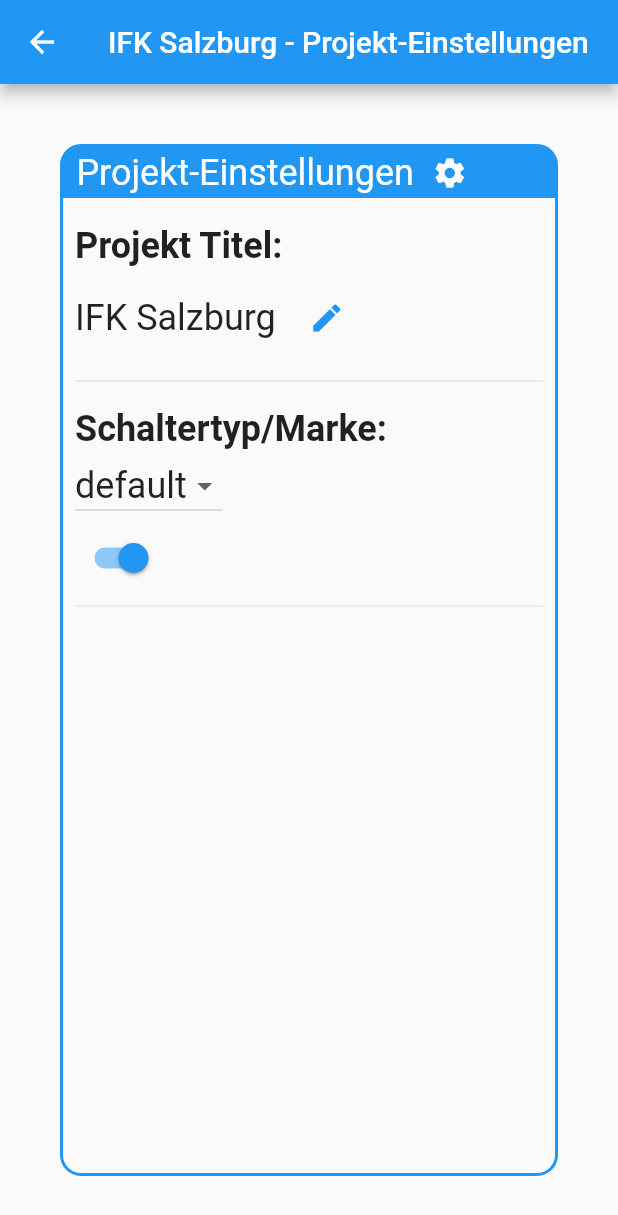
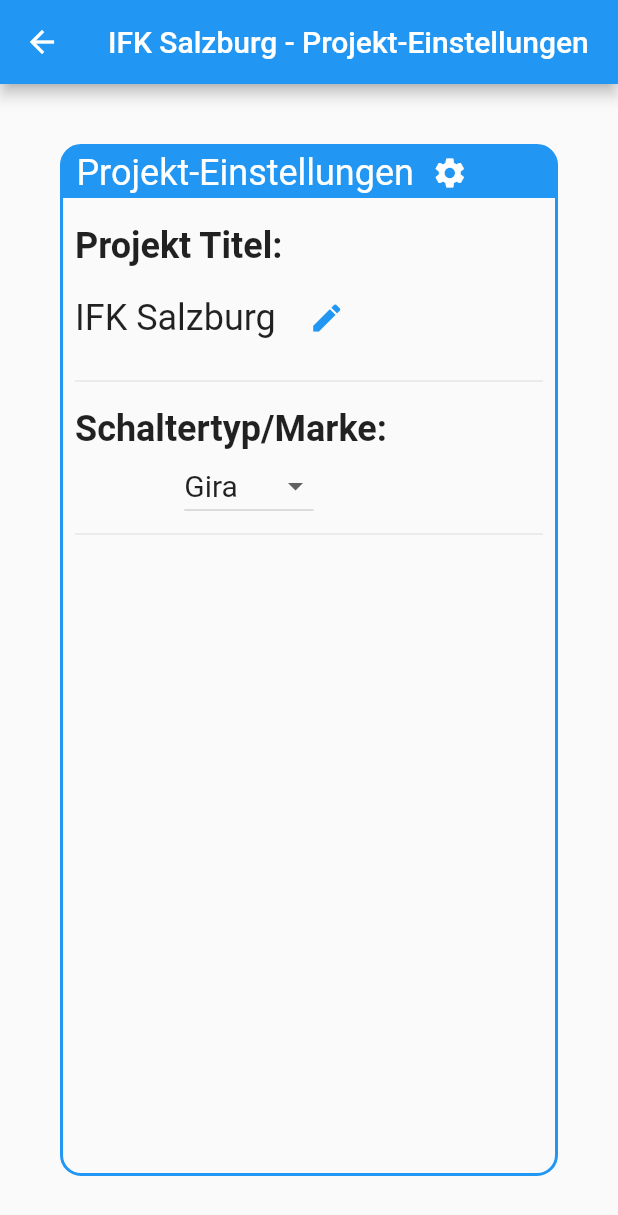
Before and after one commit to ThreeLakeGames/knx_keybinding_tool, a Flutter app: the ProjectSettingsScreen screen opened by its route, on a phone screen of 412 x 824 dp. Shown: the top 1215 px of the screen. Run offline on Flutter 3.47's test engine with Material 2 defaults, Android fonts, the phone set to English and light mode, and no system bars; our stand-ins replace pdf, printing.

Commit message:
Image Support - Able to change Image-brands in Project Settings

```diff
--- a/lib/provider/switch_combination_item_data.dart
+++ b/lib/provider/switch_combination_item_data.dart
@@ -17,4 +17,10 @@ class SwitchCombinationItemData with ChangeNotifier {
       "switch_data": switchData,
     };
   }
+
+  void updateSwitchItems(String currentBrand) {
+    switchList.forEach((switchItem) {
+      switchItem.updateSwitchType(currentBrand);
+    });
+  }
 }
--- a/lib/screens/project_settings_screen.dart
+++ b/lib/screens/project_settings_screen.dart
@@ -1,6 +1,5 @@
 import 'package:flutter/material.dart';
 import 'package:knx_keybinding_tool/provider/main_area_data.dart';
-import 'package:knx_keybinding_tool/provider/switch_combination_item_data.dart';
 import 'package:provider/provider.dart';
 
 class ProjectSettingsScreen extends StatefulWidget {
@@ -13,15 +12,22 @@ class ProjectSettingsScreen extends StatefulWidget {
 class _ProjectSettingsScreenState extends State<ProjectSettingsScreen> {
   List<DropdownMenuItem> brandItems = [
     DropdownMenuItem(
-      child: Text("default", style: TextStyle(fontSize: 24)),
+      child: Text("default", style: TextStyle(fontSize: 20)),
       value: "default",
     ),
     DropdownMenuItem(
       child: Text(
         "Berker",
-        style: TextStyle(fontSize: 24),
+        style: TextStyle(fontSize: 20),
       ),
-      value: "berker",
+      value: "Berker",
+    ),
+    DropdownMenuItem(
+      child: Text(
+        "Gira",
+        style: TextStyle(fontSize: 20),
+      ),
+      value: "Gira",
     ),
   ];
 
@@ -55,11 +61,45 @@ class _ProjectSettingsScreenState extends State<ProjectSettingsScreen> {
         child: Column(
           crossAxisAlignment: CrossAxisAlignment.start,
           children: [
-            Container(
+            _buildSettingsBar(),
+            LayoutBuilder(
+              builder: (ctx, constraints) {
+                return SingleChildScrollView(
+                  child: Padding(
+                    padding: const EdgeInsets.all(8.0),
+                    child: Column(
+                      crossAxisAlignment: CrossAxisAlignment.start,
+                      children: [
+                        SizedBox(height: 10),
+
+                        //Edit Project Title
+                        _buildProjectTitle(mainAreaData),
+
+                        SizedBox(height: 10),
+                        Divider(),
+                        SizedBox(height: 10),
+
+                        //Edit Switch Type/Brand
+                        _buildSwitchBrandSelector(mainAreaData),
+
+                        Divider(),
+                      ],
+                    ),
+                  ),
+                );
+              },
+            ),
+          ],
+        ),
+      ),
+    );
+  }
+
+  Widget _buildSettingsBar() {
+    return Container(
       decoration: BoxDecoration(
           color: Theme.of(context).accentColor,
-                  border: Border.all(
-                      color: Theme.of(context).primaryColor, width: 3),
+          border: Border.all(color: Theme.of(context).primaryColor, width: 3),
           borderRadius: BorderRadius.only(
             topLeft: Radius.circular(10),
             topRight: Radius.circular(10),
@@ -80,19 +120,11 @@ class _ProjectSettingsScreenState extends State<ProjectSettingsScreen> {
           ),
         ],
       ),
-            ),
-            LayoutBuilder(
-              builder: (ctx, constraints) {
-                return Padding(
-                  padding: const EdgeInsets.all(8.0),
-                  child: Column(
-                    crossAxisAlignment: CrossAxisAlignment.start,
-                    children: [
-                      SizedBox(
-                        height: 10,
-                      ),
-                      // Divider(),
-                      Column(
+    );
+  }
+
+  Widget _buildProjectTitle(MainAreaData mainAreaData) {
+    return Column(
       crossAxisAlignment: CrossAxisAlignment.start,
       children: [
         Text(
@@ -106,52 +138,12 @@ class _ProjectSettingsScreenState extends State<ProjectSettingsScreen> {
         SizedBox(
           height: 10,
         ),
-                          Container(
-                            // width: constraints.maxWidth * 0.3,
-                            child: _buildTitle(mainAreaData),
-                          ),
+        _buildTitleTextField(mainAreaData),
       ],
-                      ),
-                      SizedBox(
-                        height: 10,
-                      ),
-                      Divider(),
-                      SizedBox(
-                        height: 10,
-                      ),
-                      Text(
-                        "Schaltertyp/Marke:    ",
-                        // "project title:    ",
-                        style: Theme.of(context)
-                            .textTheme
-                            .headline5
-                            .copyWith(fontWeight: FontWeight.bold),
-                      ),
-                      DropdownButton(
-                        items: brandItems,
-                        value: "default",
-                        onChanged: (value) => value,
-                      ),
-                      Switch(
-                          value: mainAreaData.shouldRenderImages,
-                          onChanged: (value) {
-                            setState(() {
-                              mainAreaData.setSwitchImages(value);
-                            });
-                          }),
-                      Divider(),
-                    ],
-                  ),
-                );
-              },
-            ),
-          ],
-        ),
-      ),
     );
   }
 
-  Widget _buildTitle(MainAreaData mainAreaData) {
+  Widget _buildTitleTextField(MainAreaData mainAreaData) {
     return Focus(
       autofocus: false,
       onFocusChange: (isFocused) {
@@ -201,4 +193,27 @@ class _ProjectSettingsScreenState extends State<ProjectSettingsScreen> {
             ),
     );
   }
+
+  Widget _buildSwitchBrandSelector(MainAreaData mainAreaData) {
+    return Column(
+      children: [
+        Text(
+          "Schaltertyp/Marke:    ",
+          style: Theme.of(context)
+              .textTheme
+              .headline5
+              .copyWith(fontWeight: FontWeight.bold),
+        ),
+        DropdownButton(
+          items: brandItems,
+          value: mainAreaData.currentSwitchBrand,
+          onChanged: (switchBrand) {
+            setState(() {
+              mainAreaData.setSwitchBrand(switchBrand);
+            });
+          },
+        ),
+      ],
+    );
   }
+}
--- a/lib/widgets/new_switch.dart
+++ b/lib/widgets/new_switch.dart
@@ -1,7 +1,6 @@
 import 'package:flutter/material.dart';
 import 'package:knx_keybinding_tool/provider/main_area_data.dart';
 import 'package:provider/provider.dart';
-import 'package:vector_math/vector_math.dart';
 
 import 'package:knx_keybinding_tool/provider/switch_combination_item_data.dart';
 import 'package:knx_keybinding_tool/provider/switch_item_data.dart';
@@ -107,7 +106,7 @@ class _NewSwitchState extends State<NewSwitch> {
 
     //update the switchType (imageData+dimensions) for each switch
     newSwitchCombinationData.switchList.forEach((switchData) {
-      switchData.updateSwitchType();
+      switchData.updateSwitchType("Berker");
     });
 
     //add the combination to the main area
--- a/lib/widgets/switch_combination.dart
+++ b/lib/widgets/switch_combination.dart
@@ -20,7 +20,7 @@ class _SwitchCombinationState extends State<SwitchCombination> {
       child: Row(
         children: [
           Icon(Icons.settings),
-          Text("  edit"),
+          Text("  bearbeiten"),
         ],
       ),
       value: "edit",
@@ -29,7 +29,7 @@ class _SwitchCombinationState extends State<SwitchCombination> {
       child: Row(
         children: [
           Icon(Icons.delete),
-          Text(" delete"),
+          Text(" löschen"),
         ],
       ),
       value: "delete",
```
Also changed, not shown: lib/provider/main_area_data.dart (+16 -6 lines), lib/provider/sub_area_data.dart (+9 -3 lines), lib/provider/switch_item_data.dart (+12 -26 lines), lib/screens/main_overview_screen.dart (+26 -26 lines), pubspec.yaml (+9 -5 lines), assets/switchImages/Berker/1-Wippe.jpg (renamed from assets/switchImages/Berker/BERKER_1-Wippe.jpg), assets/switchImages/Berker/2-Wippen_H.jpg (renamed from assets/switchImages/Berker/BERKER_2-Wippen_H.jpg), assets/switchImages/Berker/2-Wippen_V.jpg (renamed from assets/switchImages/Berker/BERKER_2-Wippen_V.jpg), assets/switchImages/Berker/3-Wippen.jpg (renamed from assets/switchImages/Berker/BERKER_3-Wippen.jpg), assets/switchImages/Gira/1-Wippe.jpg (added), assets/switchImages/Gira/2-Wippen_H.jpg (added), assets/switchImages/Gira/2-Wippen_V.jpg (added), assets/switchImages/Gira/3-Wippen.jpg (added), 1 other file. Lines whose indentation alone changed are shown as unchanged.
